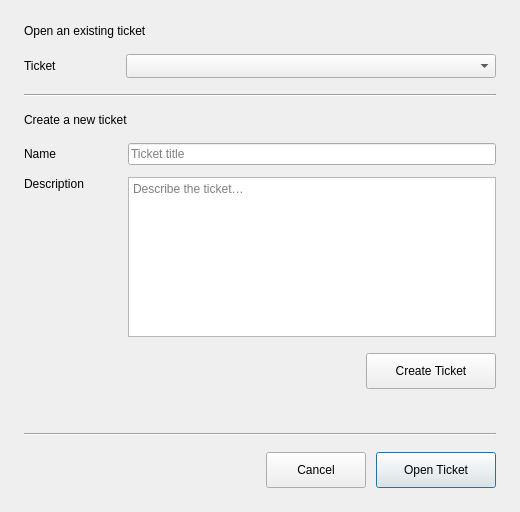
This is tiketwahl.ui in Juanmut2003/docucheck as Qt 5 draws it before an edit. The edited form follows.
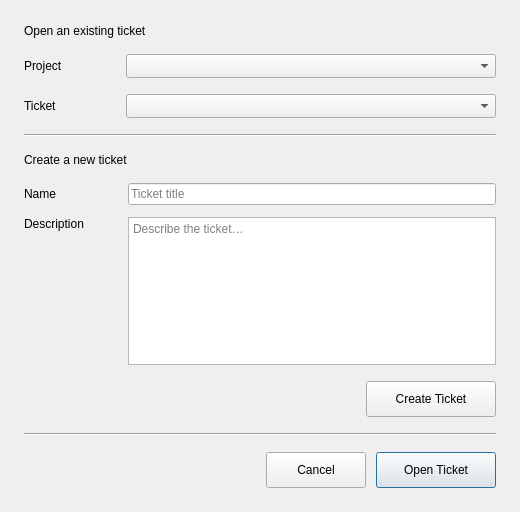
This is the edited form.

Commit message: Projekt-Filter bei Ticketauswahl hinzugefügt

Patch:
```diff
--- a/tiketwahl.ui
+++ b/tiketwahl.ui
@@ -45,6 +45,42 @@
      </property>
     </widget>
    </item>
+   <item>
+    <layout class="QHBoxLayout" name="projectRow">
+     <property name="spacing">
+      <number>12</number>
+     </property>
+     <item>
+      <widget class="QLabel" name="labelProjectFilter">
+       <property name="minimumSize">
+        <size>
+         <width>90</width>
+         <height>0</height>
+        </size>
+       </property>
+       <property name="text">
+        <string>Project</string>
+       </property>
+       <property name="role" stdset="0">
+        <string>field</string>
+       </property>
+      </widget>
+     </item>
+     <item>
+      <widget class="QComboBox" name="comboProjectFilter">
+       <property name="sizePolicy">
+        <sizepolicy hsizetype="Expanding" vsizetype="Fixed">
+         <horstretch>0</horstretch>
+         <verstretch>0</verstretch>
+        </sizepolicy>
+       </property>
+       <property name="sizeAdjustPolicy">
+        <enum>QComboBox::SizeAdjustPolicy::AdjustToMinimumContentsLengthWithIcon</enum>
+       </property>
+      </widget>
+     </item>
+    </layout>
+   </item>
    <item>
     <layout class="QHBoxLayout" name="openRow">
      <property name="spacing">
```
The commit also changes 2 other files.
